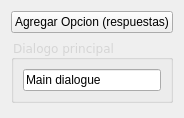
Qt form src/internal/private/makedialoguewidget.ui (nclettiere/Quester) before a commit.
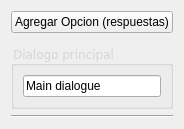
The same form after that commit.

Patch:
```diff
--- a/src/internal/private/makedialoguewidget.ui
+++ b/src/internal/private/makedialoguewidget.ui
@@ -6,8 +6,8 @@
    <rect>
     <x>0</x>
     <y>0</y>
-    <width>154</width>
-    <height>118</height>
+    <width>167</width>
+    <height>129</height>
    </rect>
   </property>
   <property name="windowTitle">
@@ -24,7 +24,7 @@
       </widget>
      </item>
      <item>
-      <layout class="QVBoxLayout" name="optionLayout">
+      <layout class="QVBoxLayout" name="mainLayout">
        <item alignment="Qt::AlignTop">
         <widget class="QGroupBox" name="option1group">
          <property name="font">
@@ -57,18 +57,19 @@
      </item>
     </layout>
    </item>
+   <item row="2" column="0">
+    <layout class="QVBoxLayout" name="optionLayout">
+     <property name="topMargin">
+      <number>0</number>
+     </property>
+    </layout>
+   </item>
    <item row="1" column="0">
-    <spacer name="verticalSpacer">
+    <widget class="Line" name="line">
      <property name="orientation">
-      <enum>Qt::Vertical</enum>
+      <enum>Qt::Horizontal</enum>
      </property>
-     <property name="sizeHint" stdset="0">
-      <size>
-       <width>20</width>
-       <height>40</height>
-      </size>
-     </property>
-    </spacer>
+    </widget>
    </item>
   </layout>
  </widget>
```
